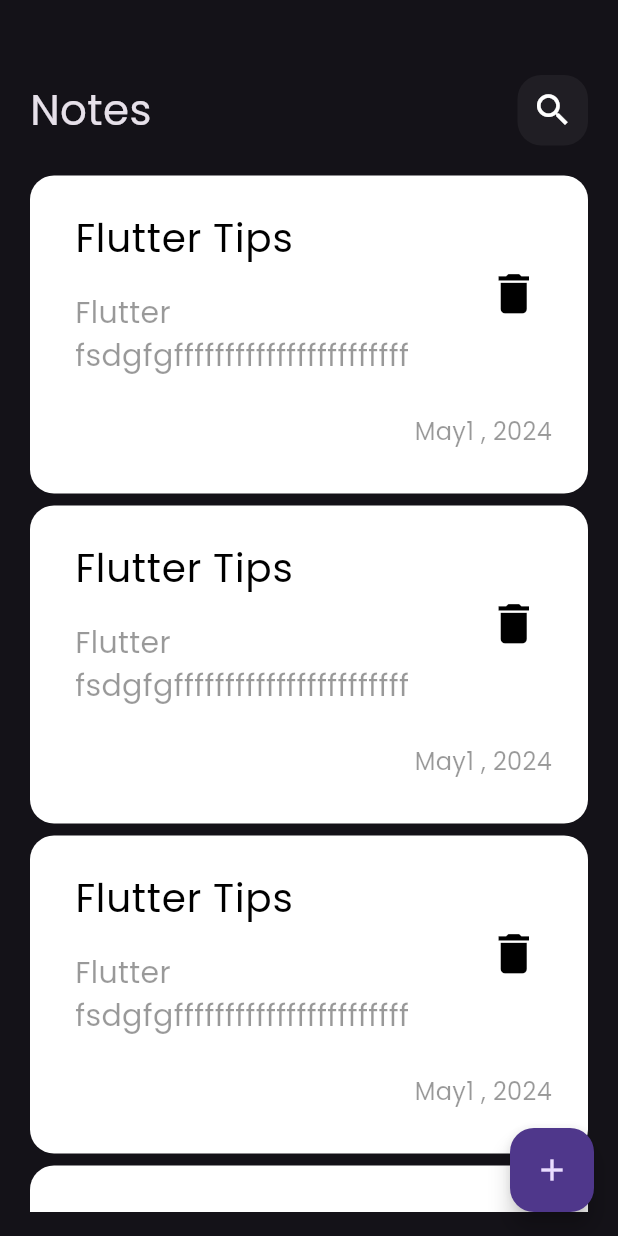
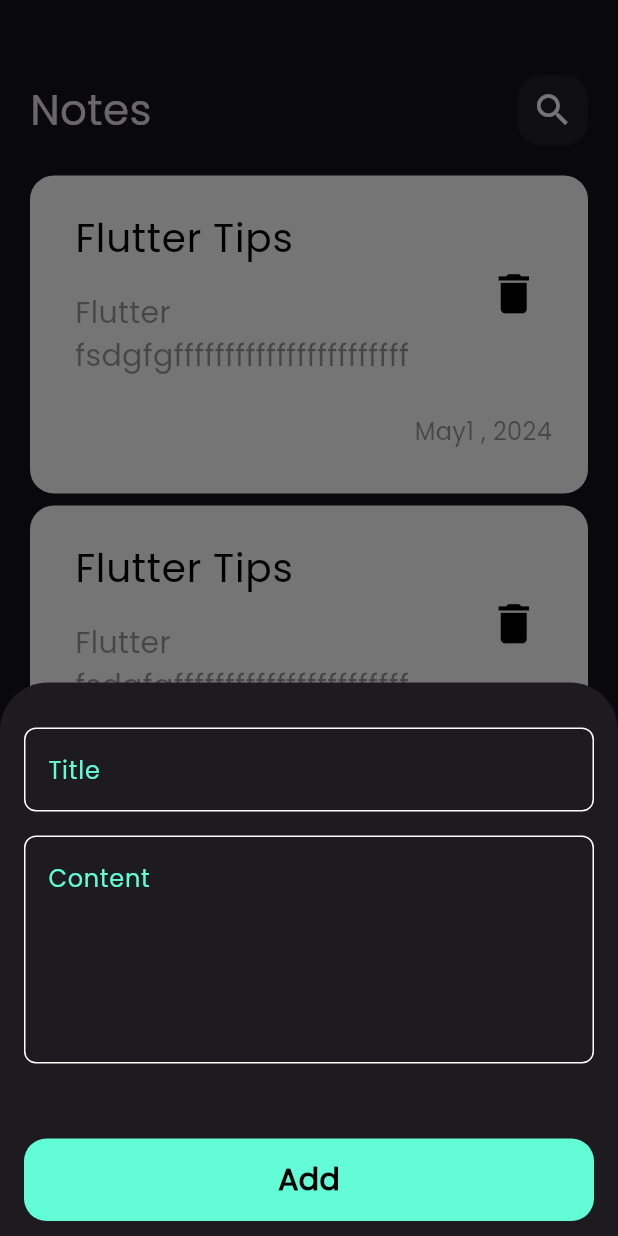
Before and after one commit to RihamGamalElaraby/NotesApp-FlutterApp, a Flutter app: the screen it shows after launch, after a tap on the "add" icon, on a phone screen of 412 x 824 dp. Run offline on Flutter 3.47's test engine with Material 3 defaults, Android fonts, the phone set to English and light mode, and no system bars.

```diff
--- /dev/null
+++ b/notesapp/lib/constants.dart
@@ -0,0 +1,3 @@
+import 'package:flutter/material.dart';
+
+const KprimaryColor = Color(0xff62FCD7);
--- /dev/null
+++ b/notesapp/lib/views/editNoteView.dart
@@ -0,0 +1,13 @@
+import 'package:flutter/material.dart';
+import 'package:notesapp/widgets/editNoreViewBody.dart';
+
+class EditNoteView extends StatelessWidget {
+  const EditNoteView({super.key});
+
+  @override
+  Widget build(BuildContext context) {
+    return Scaffold(
+      body: EditNoteViewBody(),
+    );
+  }
+}
--- a/notesapp/lib/views/notesVeiw.dart
+++ b/notesapp/lib/views/notesVeiw.dart
@@ -1,4 +1,5 @@
 import 'package:flutter/material.dart';
+import 'package:notesapp/widgets/AddNoteBottomSheet.dart';
 import 'package:notesapp/widgets/NotesViewBody.dart';
 
 class NotesView extends StatelessWidget {
@@ -8,10 +9,21 @@ class NotesView extends StatelessWidget {
   Widget build(BuildContext context) {
     return Scaffold(
       floatingActionButton: FloatingActionButton(
-        onPressed: () {},
-        child: Icon(Icons.add),
+        onPressed: () {
+          showModalBottomSheet(
+              shape: const RoundedRectangleBorder(
+                borderRadius: BorderRadius.only(
+                    topLeft: Radius.circular(32),
+                    topRight: Radius.circular(32)),
+              ),
+              context: context,
+              builder: (context) {
+                return const AddNoteButtomSheet();
+              });
+        },
+        child: const Icon(Icons.add),
       ),
-      body: NotesViewBody(),
+      body: const NotesViewBody(),
     );
   }
 }
--- /dev/null
+++ b/notesapp/lib/widgets/AddNoteBottomSheet.dart
@@ -0,0 +1,43 @@
+import 'package:flutter/material.dart';
+import 'package:notesapp/widgets/TextField.dart';
+import 'package:notesapp/widgets/button.dart';
+
+class AddNoteButtomSheet extends StatelessWidget {
+  const AddNoteButtomSheet({super.key});
+
+  @override
+  Widget build(BuildContext context) {
+    return Container(
+      width: double.infinity,
+      child: Padding(
+        padding: EdgeInsets.symmetric(horizontal: 16.0),
+        child: SingleChildScrollView(
+          child: Column(
+            children: [
+              SizedBox(
+                height: 30,
+              ),
+              CustomTextField(
+                hint: 'Title',
+              ),
+              SizedBox(
+                height: 16,
+              ),
+              CustomTextField(
+                maxLines: 5,
+                hint: 'Content',
+              ),
+              SizedBox(
+                height: 50,
+              ),
+              CustomButton(),
+              SizedBox(
+                height: 10,
+              ),
+            ],
+          ),
+        ),
+      ),
+    );
+  }
+}
--- a/notesapp/lib/widgets/CustomAppBar.dart
+++ b/notesapp/lib/widgets/CustomAppBar.dart
@@ -2,20 +2,24 @@ import 'package:flutter/material.dart';
 import 'package:notesapp/widgets/CustomSearchIcon.dart';
 
 class CustomAppBar extends StatelessWidget {
-  const CustomAppBar({super.key});
+  const CustomAppBar({super.key, required this.title, required this.icon});
+  final String title;
+  final IconData icon;
 
   @override
   Widget build(BuildContext context) {
-    return const Row(
+    return Row(
       children: [
         Text(
-          'Notes',
+          title,
           style: TextStyle(
             fontSize: 28,
           ),
         ),
         Spacer(),
-        CustomSearchIcon(),
+        CustomSearchIcon(
+          icon: icon,
+        ),
       ],
     );
   }
--- a/notesapp/lib/widgets/CustomNoteItem.dart
+++ b/notesapp/lib/widgets/CustomNoteItem.dart
@@ -1,12 +1,22 @@
 import 'package:flutter/material.dart';
+import 'package:notesapp/views/editNoteView.dart';
 
 class NoteItem extends StatelessWidget {
   const NoteItem({super.key});
 
   @override
   Widget build(BuildContext context) {
-    return Container(
-      padding: EdgeInsets.only(top: 14, bottom: 14, left: 14),
+    return GestureDetector(
+      onTap: () {
+        Navigator.push(
+          context,
+          MaterialPageRoute(builder: (context) {
+            return EditNoteView();
+          }),
+        );
+      },
+      child: Container(
+        padding: const EdgeInsets.only(top: 14, bottom: 14, left: 14),
         width: double.infinity,
         decoration: BoxDecoration(
           color: Colors.white,
@@ -16,7 +26,7 @@ class NoteItem extends StatelessWidget {
           crossAxisAlignment: CrossAxisAlignment.end,
           children: [
             ListTile(
-            title: Text(
+              title: const Text(
                 'Flutter Tips',
                 style: TextStyle(color: Colors.black, fontSize: 26),
               ),
@@ -28,7 +38,7 @@ class NoteItem extends StatelessWidget {
               ),
               trailing: IconButton(
                   onPressed: () {},
-                icon: Icon(
+                  icon: const Icon(
                     Icons.delete,
                     color: Colors.black,
                     size: 35,
@@ -46,6 +56,7 @@ class NoteItem extends StatelessWidget {
             ),
           ],
         ),
+      ),
     );
   }
 }
--- a/notesapp/lib/widgets/CustomSearchIcon.dart
+++ b/notesapp/lib/widgets/CustomSearchIcon.dart
@@ -1,8 +1,8 @@
 import 'package:flutter/material.dart';
 
 class CustomSearchIcon extends StatelessWidget {
-  const CustomSearchIcon({super.key});
-
+  const CustomSearchIcon({super.key, required this.icon});
+  final IconData icon;
   @override
   Widget build(BuildContext context) {
     return Container(
@@ -14,7 +14,7 @@ class CustomSearchIcon extends StatelessWidget {
       ),
       child: Center(
         child: Icon(
-          Icons.search,
+          icon,
           size: 28,
         ),
       ),
--- a/notesapp/lib/widgets/ListView.dart
+++ b/notesapp/lib/widgets/ListView.dart
@@ -11,9 +11,9 @@ class NotesListView extends StatelessWidget {
         child: ListView.builder(
           padding: EdgeInsets.zero,
           itemBuilder: (context, index) {
-            return Padding(
-              padding: const EdgeInsets.symmetric(vertical: 4.0),
-              child: const NoteItem(),
+            return const Padding(
+              padding: EdgeInsets.symmetric(vertical: 4.0),
+              child: NoteItem(),
             );
           },
           itemCount: 10,
--- a/notesapp/lib/widgets/NotesViewBody.dart
+++ b/notesapp/lib/widgets/NotesViewBody.dart
@@ -1,5 +1,4 @@
 import 'package:flutter/material.dart';
-import 'package:flutter/widgets.dart';
 import 'package:notesapp/widgets/CustomAppBar.dart';
 import 'package:notesapp/widgets/ListView.dart';
 
@@ -8,14 +7,17 @@ class NotesViewBody extends StatelessWidget {
 
   @override
   Widget build(BuildContext context) {
-    return Padding(
-      padding: const EdgeInsets.symmetric(horizontal: 20.0),
+    return const Padding(
+      padding: EdgeInsets.symmetric(horizontal: 20.0),
       child: Column(
         children: [
           SizedBox(
             height: 50,
           ),
-          CustomAppBar(),
+          CustomAppBar(
+            title: 'Notes',
+            icon: Icons.search,
+          ),
           NotesListView(),
         ],
       ),
--- /dev/null
+++ b/notesapp/lib/widgets/TextField.dart
@@ -0,0 +1,29 @@
+import 'package:flutter/material.dart';
+import 'package:notesapp/constants.dart';
+
+class CustomTextField extends StatelessWidget {
+  const CustomTextField({super.key, required this.hint, this.maxLines = 1});
+  final String hint;
+  final int maxLines;
+  @override
+  Widget build(BuildContext context) {
+    return TextField(
+      maxLines: maxLines,
+      cursorColor: KprimaryColor,
+      decoration: InputDecoration(
+        hintText: hint,
+        hintStyle: const TextStyle(color: KprimaryColor),
+        border: buildBoarder(),
+        enabledBorder: buildBoarder(),
+        focusedBorder: buildBoarder(KprimaryColor),
+      ),
+    );
+  }
+
+  OutlineInputBorder buildBoarder([Color]) {
+    return OutlineInputBorder(
+      borderRadius: BorderRadius.circular(8),
+      borderSide: BorderSide(color: Color ?? Colors.white),
+    );
+  }
+}
--- /dev/null
+++ b/notesapp/lib/widgets/button.dart
@@ -0,0 +1,24 @@
+import 'package:flutter/material.dart';
+import 'package:notesapp/constants.dart';
+
+class CustomButton extends StatelessWidget {
+  const CustomButton({super.key});
+
+  @override
+  Widget build(BuildContext context) {
+    return Container(
+      decoration: BoxDecoration(
+        color: KprimaryColor,
+        borderRadius: BorderRadius.circular(15),
+      ),
+      width: MediaQuery.of(context).size.width,
+      height: 55,
+      child: Center(
+          child: Text(
+        'Add',
+        style: TextStyle(
+            color: Colors.black, fontSize: 20, fontWeight: FontWeight.bold),
+      )),
+    );
+  }
+}
--- /dev/null
+++ b/notesapp/lib/widgets/editNoreViewBody.dart
@@ -0,0 +1,33 @@
+import 'package:flutter/material.dart';
+import 'package:notesapp/widgets/CustomAppBar.dart';
+import 'package:notesapp/widgets/TextField.dart';
+
+class EditNoteViewBody extends StatelessWidget {
+  const EditNoteViewBody({super.key});
+
+  @override
+  Widget build(BuildContext context) {
+    return Padding(
+      padding: EdgeInsets.symmetric(horizontal: 24),
+      child: Column(
+        children: [
+          SizedBox(
+            height: 50,
+          ),
+          CustomAppBar(
+            title: 'Edit Note',
+            icon: Icons.edit,
+          ),
+          CustomTextField(hint: 'Title'),
+          SizedBox(
+            height: 15,
+          ),
+          CustomTextField(
+            hint: 'Content',
+            maxLines: 5,
+          ),
+        ],
+      ),
+    );
+  }
+}
```
Lines whose indentation alone changed are shown as unchanged.
